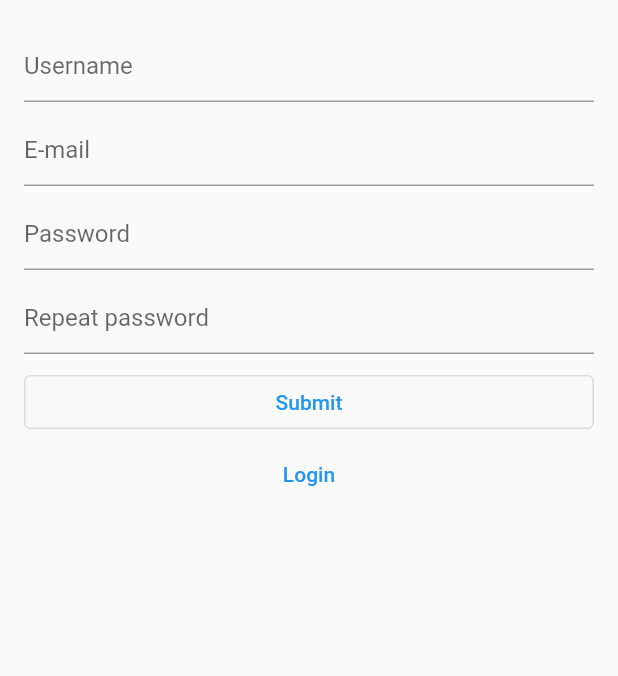
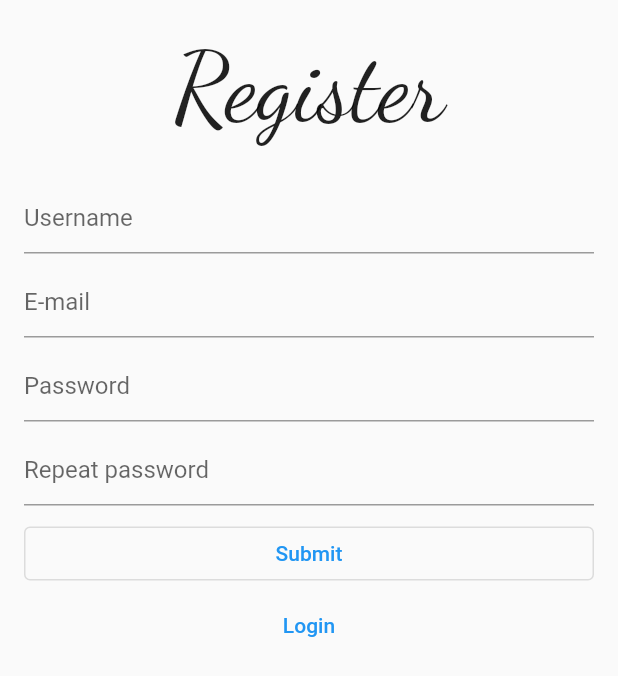
Before and after one commit to iggy228/Photogram, a Flutter app: the screen it shows after launch, after a tap on "Register", on a phone screen of 412 x 824 dp. Shown: the top 676 px of the screen. Run offline on Flutter 3.47's test engine with Material 2 defaults, Android fonts, the phone set to English and light mode, and no system bars; our stand-ins replace firebase_auth, firebase_core; accounts and stored records are empty.

Commit message:
Add title for register and form srollable

```diff
--- a/lib/screens/auth/login.dart
+++ b/lib/screens/auth/login.dart
@@ -21,6 +21,7 @@ class _LoginState extends State<Login> {
   Widget build(BuildContext context) {
     return Container(
       margin: EdgeInsets.fromLTRB(16.0, 20.0, 16.0, 0.0),
+      child: SingleChildScrollView(
         child: Form(
           key: _formKey,
           child: Column(
@@ -59,6 +60,7 @@ class _LoginState extends State<Login> {
             ],
           ),
         ),
+      ),
     );
   }
 }
--- a/lib/screens/auth/register.dart
+++ b/lib/screens/auth/register.dart
@@ -26,11 +26,21 @@ class _RegisterState extends State<Register> {
   Widget build(BuildContext context) {
     return Container(
       margin: EdgeInsets.fromLTRB(16.0, 20.0, 16.0, 0.0),
+      child: SingleChildScrollView(
         child: Form(
           key: _formKey,
           child: Column(
             crossAxisAlignment: CrossAxisAlignment.stretch,
             children: <Widget>[
+              Text(
+                'Register',
+                style: TextStyle(
+                    fontSize: 64.0,
+                    fontFamily: 'DancingScript'
+                ),
+                textAlign: TextAlign.center,
+              ),
+              SizedBox(height: 24),
               // username field
               TextFormField(
                 validator: validateUsername,
@@ -79,6 +89,7 @@ class _RegisterState extends State<Register> {
             ],
           ),
         ),
+      ),
     );
   }
 }
```
Lines whose indentation alone changed are shown as unchanged.
